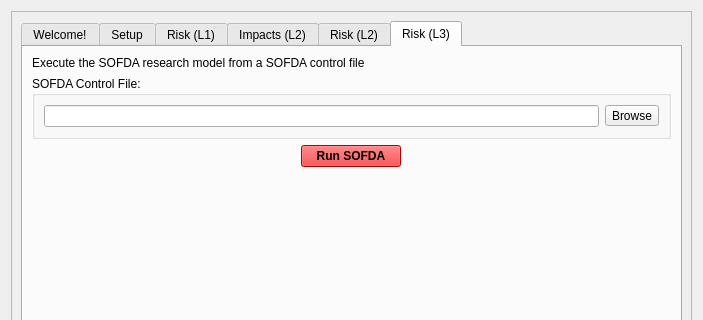
Old version of the form canflood/model/model.ui in the repository NRCan/CanFlood; both pictures show x 0 to 703 and y 0 to 320 of the 703 by 897 pixel window.
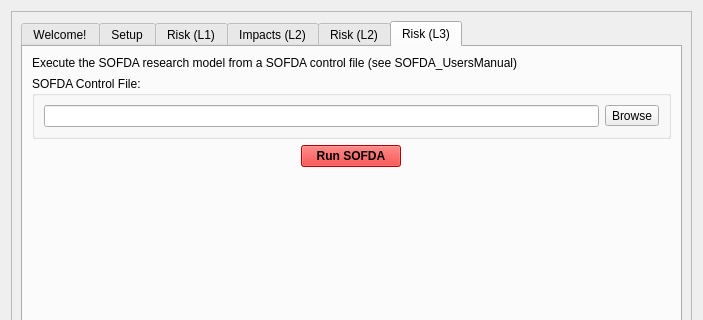
New version of the form. The open tabs and pages were chosen to show the change. Icons and pictures are not drawn. Custom widgets are drawn as their Qt base class.

What changed in the file:
```diff
--- a/canflood/model/model.ui
+++ b/canflood/model/model.ui
@@ -1881,7 +1881,7 @@
            <item>
             <widget class="QLabel" name="label_4">
              <property name="text">
-              <string>Execute the SOFDA research model from a SOFDA control file</string>
+              <string>Execute the SOFDA research model from a SOFDA control file (see SOFDA_UsersManual)</string>
              </property>
             </widget>
            </item>
```
Left out of the diff: 2 changed lines with no effect on the pictures.
